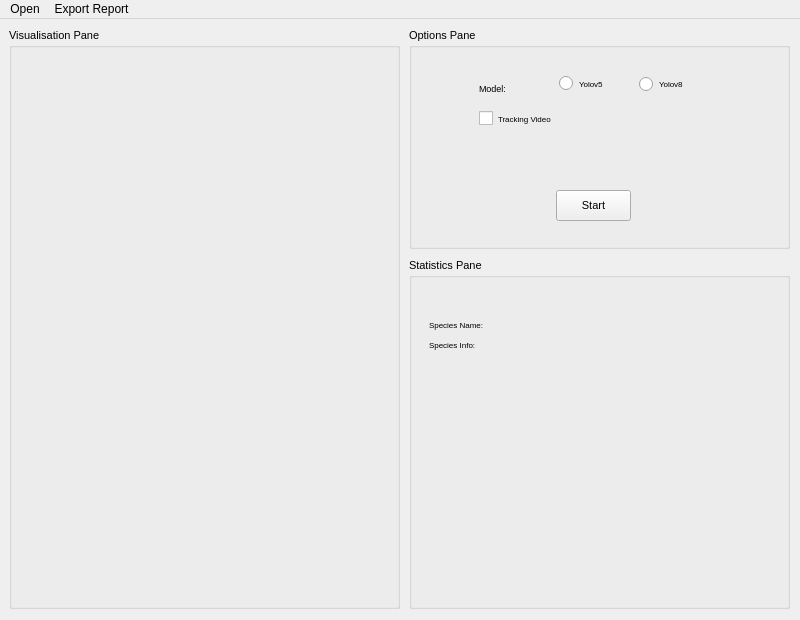
Qt form interface.ui (KameliaBnh/DemoRepo) before a commit.
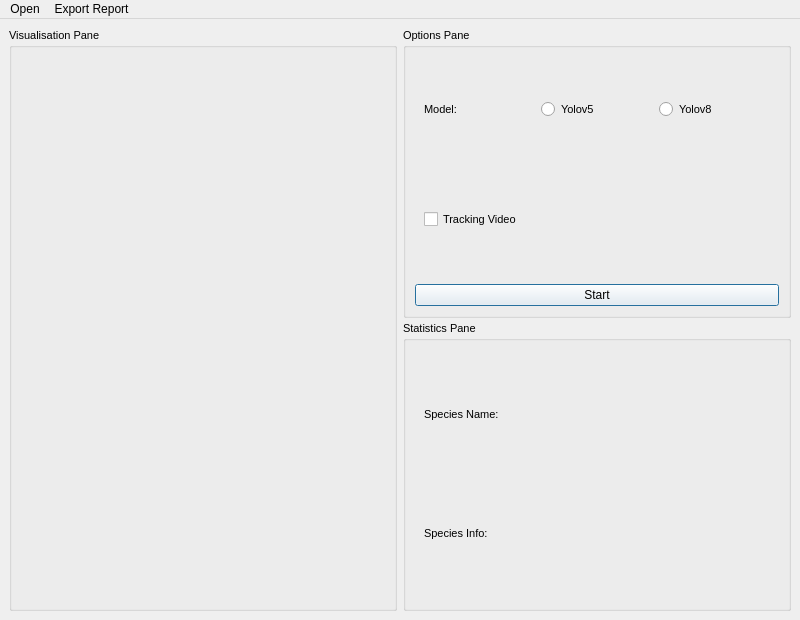
The same form after that commit.

Commit message: Layout adjusted

```diff
--- a/interface.ui
+++ b/interface.ui
@@ -20,15 +20,9 @@
    <string>MainWindow</string>
   </property>
   <widget class="QWidget" name="MainPane">
+   <layout class="QHBoxLayout" name="horizontalLayout">
+    <item>
    <widget class="QGroupBox" name="ImageGroup">
-    <property name="geometry">
-     <rect>
-      <x>9</x>
-      <y>9</y>
-      <width>391</width>
-      <height>581</height>
-     </rect>
-    </property>
     <property name="font">
      <font>
       <pointsize>8</pointsize>
@@ -62,7 +56,7 @@
        <rect>
         <x>10</x>
         <y>40</y>
-        <width>381</width>
+          <width>371</width>
         <height>461</height>
        </rect>
       </property>
@@ -80,15 +74,98 @@
      </widget>
     </widget>
    </widget>
+    </item>
+    <item>
+     <widget class="QFrame" name="frame">
+      <property name="frameShape">
+       <enum>QFrame::NoFrame</enum>
+      </property>
+      <property name="frameShadow">
+       <enum>QFrame::Plain</enum>
+      </property>
+      <property name="lineWidth">
+       <number>0</number>
+      </property>
+      <layout class="QGridLayout" name="gridLayout">
+       <property name="leftMargin">
+        <number>0</number>
+       </property>
+       <property name="topMargin">
+        <number>0</number>
+       </property>
+       <property name="rightMargin">
+        <number>0</number>
+       </property>
+       <property name="bottomMargin">
+        <number>0</number>
+       </property>
+       <property name="horizontalSpacing">
+        <number>0</number>
+       </property>
+       <property name="verticalSpacing">
+        <number>3</number>
+       </property>
+       <item row="1" column="0">
+        <widget class="QGroupBox" name="StatsGroup">
+         <property name="font">
+          <font>
+           <pointsize>8</pointsize>
+          </font>
+         </property>
+         <property name="title">
+          <string>Statistics Pane</string>
+         </property>
+         <layout class="QVBoxLayout" name="verticalLayout_4">
+          <item>
+           <widget class="QFrame" name="stats_frame">
+            <property name="font">
+             <font>
+              <pointsize>8</pointsize>
+             </font>
+            </property>
+            <property name="frameShape">
+             <enum>QFrame::NoFrame</enum>
+            </property>
+            <property name="frameShadow">
+             <enum>QFrame::Plain</enum>
+            </property>
+            <property name="lineWidth">
+             <number>0</number>
+            </property>
+            <layout class="QGridLayout" name="gridLayout_2">
+             <item row="0" column="0">
+              <widget class="QLabel" name="SpeciesNameLabel">
+               <property name="font">
+                <font>
+                 <pointsize>8</pointsize>
+                </font>
+               </property>
+               <property name="lineWidth">
+                <number>0</number>
+               </property>
+               <property name="text">
+                <string>Species Name: </string>
+               </property>
+              </widget>
+             </item>
+             <item row="1" column="0">
+              <widget class="QLabel" name="SpeciesInfoLabel">
+               <property name="lineWidth">
+                <number>0</number>
+               </property>
+               <property name="text">
+                <string>Species Info: </string>
+               </property>
+              </widget>
+             </item>
+            </layout>
+           </widget>
+          </item>
+         </layout>
+        </widget>
+       </item>
+       <item row="0" column="0">
    <widget class="QGroupBox" name="OptionsGroup">
-    <property name="geometry">
-     <rect>
-      <x>409</x>
-      <y>9</y>
-      <width>381</width>
-      <height>221</height>
-     </rect>
-    </property>
     <property name="font">
      <font>
       <pointsize>8</pointsize>
@@ -97,15 +174,12 @@
     <property name="title">
      <string>Options Pane</string>
     </property>
+         <property name="flat">
+          <bool>false</bool>
+         </property>
+         <layout class="QVBoxLayout" name="verticalLayout_3">
+          <item>
     <widget class="QFrame" name="options_frame">
-     <property name="geometry">
-      <rect>
-       <x>0</x>
-       <y>10</y>
-       <width>381</width>
-       <height>211</height>
-      </rect>
-     </property>
      <property name="font">
       <font>
        <pointsize>10</pointsize>
@@ -115,44 +189,35 @@
       <enum>QFrame::NoFrame</enum>
      </property>
      <property name="frameShadow">
-      <enum>QFrame::Sunken</enum>
-     </property>
+             <enum>QFrame::Plain</enum>
+            </property>
+            <property name="lineWidth">
+             <number>0</number>
+            </property>
+            <layout class="QHBoxLayout" name="horizontalLayout_2">
+             <item>
      <widget class="QLabel" name="ModelLabel">
-      <property name="geometry">
-       <rect>
-        <x>70</x>
-        <y>40</y>
-        <width>41</width>
-        <height>21</height>
-       </rect>
-      </property>
       <property name="font">
        <font>
-        <pointsize>6</pointsize>
+                 <pointsize>8</pointsize>
        </font>
       </property>
       <property name="locale">
        <locale language="English" country="UnitedKingdom"/>
       </property>
       <property name="text">
-       <string>&lt;html&gt;&lt;head/&gt;&lt;body&gt;&lt;p&gt;&lt;span style=&quot; font-size:7pt;&quot;&gt;Model:&lt;/span&gt;&lt;/p&gt;&lt;/body&gt;&lt;/html&gt;</string>
+                <string>&lt;html&gt;&lt;head/&gt;&lt;body&gt;&lt;p&gt;Model:&lt;/p&gt;&lt;/body&gt;&lt;/html&gt;</string>
       </property>
       <property name="textFormat">
        <enum>Qt::AutoText</enum>
       </property>
      </widget>
+             </item>
+             <item>
      <widget class="QRadioButton" name="Yolov5Button">
-      <property name="geometry">
-       <rect>
-        <x>150</x>
-        <y>35</y>
-        <width>71</width>
-        <height>21</height>
-       </rect>
-      </property>
       <property name="font">
        <font>
-        <pointsize>6</pointsize>
+                 <pointsize>8</pointsize>
        </font>
       </property>
       <property name="text">
@@ -162,18 +227,12 @@
        <string notr="true">ModelButtonGroup</string>
       </attribute>
      </widget>
+             </item>
+             <item>
      <widget class="QRadioButton" name="Yolov8Button">
-      <property name="geometry">
-       <rect>
-        <x>230</x>
-        <y>36</y>
-        <width>81</width>
-        <height>20</height>
-       </rect>
-      </property>
       <property name="font">
        <font>
-        <pointsize>6</pointsize>
+                 <pointsize>8</pointsize>
        </font>
       </property>
       <property name="text">
@@ -183,119 +242,108 @@
        <string notr="true">ModelButtonGroup</string>
       </attribute>
      </widget>
+             </item>
+            </layout>
+           </widget>
+          </item>
+          <item>
+           <widget class="QFrame" name="frame_2">
+            <property name="frameShape">
+             <enum>QFrame::NoFrame</enum>
+            </property>
+            <property name="frameShadow">
+             <enum>QFrame::Plain</enum>
+            </property>
+            <property name="lineWidth">
+             <number>0</number>
+            </property>
+            <layout class="QVBoxLayout" name="verticalLayout">
+             <property name="topMargin">
+              <number>0</number>
+             </property>
+             <item>
      <widget class="QCheckBox" name="TrackingVideo">
-      <property name="geometry">
-       <rect>
-        <x>70</x>
-        <y>70</y>
-        <width>131</width>
-        <height>21</height>
-       </rect>
-      </property>
       <property name="font">
        <font>
-        <pointsize>6</pointsize>
+                 <pointsize>8</pointsize>
        </font>
       </property>
       <property name="text">
        <string>Tracking Video</string>
       </property>
      </widget>
+             </item>
+            </layout>
+           </widget>
+          </item>
+          <item>
      <widget class="QPushButton" name="Start">
-      <property name="geometry">
-       <rect>
-        <x>147</x>
-        <y>152</y>
-        <width>75</width>
-        <height>31</height>
-       </rect>
+            <property name="palette">
+             <palette>
+              <active>
+               <colorrole role="Button">
+                <brush brushstyle="SolidPattern">
+                 <color alpha="255">
+                  <red>249</red>
+                  <green>249</green>
+                  <blue>249</blue>
+                 </color>
+                </brush>
+               </colorrole>
+              </active>
+              <inactive>
+               <colorrole role="Button">
+                <brush brushstyle="SolidPattern">
+                 <color alpha="255">
+                  <red>249</red>
+                  <green>249</green>
+                  <blue>249</blue>
+                 </color>
+                </brush>
+               </colorrole>
+              </inactive>
+              <disabled>
+               <colorrole role="Button">
+                <brush brushstyle="SolidPattern">
+                 <color alpha="255">
+                  <red>249</red>
+                  <green>249</green>
+                  <blue>249</blue>
+                 </color>
+                </brush>
+               </colorrole>
+              </disabled>
+             </palette>
       </property>
       <property name="font">
        <font>
-        <pointsize>8</pointsize>
+              <pointsize>9</pointsize>
        </font>
       </property>
       <property name="text">
        <string>Start</string>
       </property>
-     </widget>
-    </widget>
-   </widget>
-   <widget class="QGroupBox" name="StatsGroup">
-    <property name="geometry">
-     <rect>
-      <x>409</x>
-      <y>239</y>
-      <width>381</width>
-      <height>351</height>
-     </rect>
-    </property>
-    <property name="font">
-     <font>
-      <pointsize>8</pointsize>
-     </font>
-    </property>
-    <property name="title">
-     <string>Statistics Pane</string>
-    </property>
-    <widget class="QFrame" name="stats_frame">
-     <property name="geometry">
-      <rect>
-       <x>0</x>
-       <y>9</y>
-       <width>381</width>
-       <height>341</height>
-      </rect>
-     </property>
-     <property name="font">
-      <font>
-       <pointsize>8</pointsize>
-      </font>
-     </property>
-     <property name="frameShape">
-      <enum>QFrame::NoFrame</enum>
-     </property>
-     <property name="frameShadow">
-      <enum>QFrame::Sunken</enum>
-     </property>
-     <widget class="QLabel" name="SpeciesNameLabel">
-      <property name="geometry">
-       <rect>
-        <x>20</x>
-        <y>50</y>
-        <width>131</width>
-        <height>16</height>
-       </rect>
-      </property>
-      <property name="font">
-       <font>
-        <pointsize>6</pointsize>
-       </font>
-      </property>
-      <property name="text">
-       <string>Species Name: </string>
-      </property>
-     </widget>
-     <widget class="QLabel" name="SpeciesInfoLabel">
-      <property name="geometry">
-       <rect>
-        <x>20</x>
-        <y>70</y>
-        <width>111</width>
-        <height>16</height>
-       </rect>
-      </property>
-      <property name="font">
-       <font>
-        <pointsize>6</pointsize>
-       </font>
-      </property>
-      <property name="text">
-       <string>Species Info: </string>
-      </property>
-     </widget>
-    </widget>
-   </widget>
+            <property name="iconSize">
+             <size>
+              <width>10</width>
+              <height>24</height>
+             </size>
+            </property>
+            <property name="default">
+             <bool>true</bool>
+            </property>
+            <property name="flat">
+             <bool>false</bool>
+            </property>
+           </widget>
+          </item>
+         </layout>
+        </widget>
+       </item>
+      </layout>
+     </widget>
+    </item>
+   </layout>
   </widget>
   <widget class="QMenuBar" name="menuBar">
    <property name="geometry">
```
Lines whose indentation alone changed are shown as unchanged.
